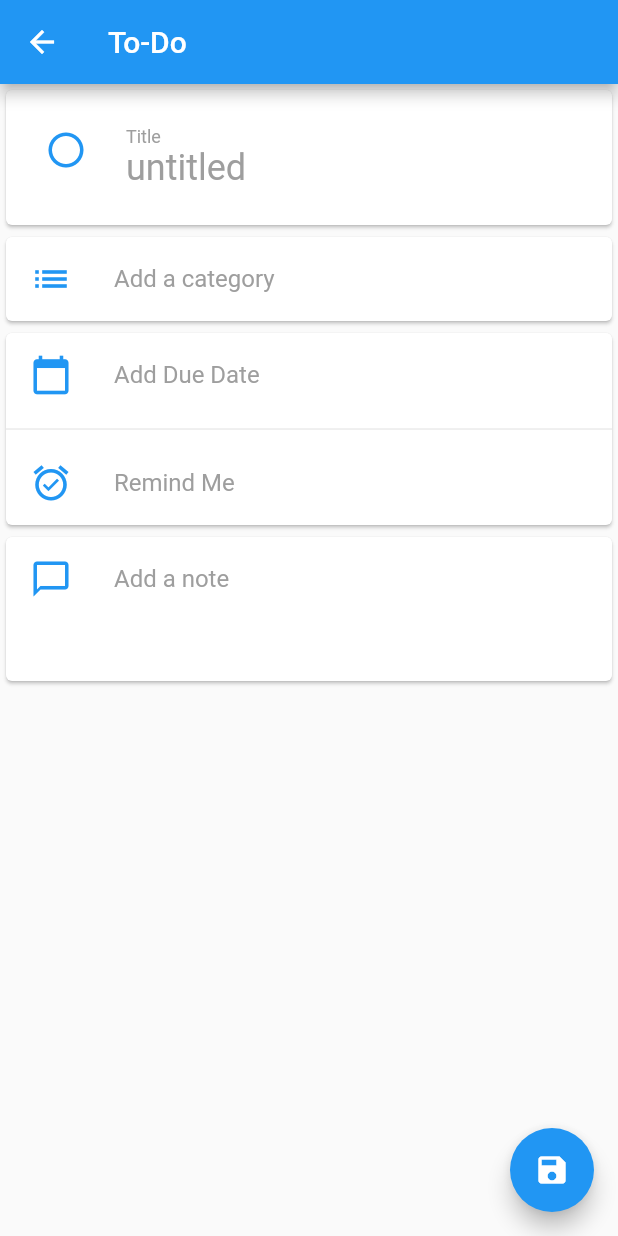
After one commit to clean-apps/CleanToDO, a Flutter app: the TaskAdd screen opened directly, on a phone screen of 412 x 824 dp. The commit adds this screen. Run offline on Flutter 3.47's test engine with Material 2 defaults, Android fonts, the phone set to English and light mode, and no system bars.

Commit message:
added dismisable, working on add new task

```diff
--- /dev/null
+++ b/lib/detail/TaskAdd.dart
@@ -0,0 +1,177 @@
+import 'package:flutter/material.dart';
+import 'package:clean_todo/beans/Task.dart';
+import 'package:clean_todo/detail/TaskDetailTile.dart';
+import 'package:clean_todo/detail/DummyInputDialog.dart';
+import 'package:clean_todo/beans/Category.dart';
+
+class TaskAdd extends StatelessWidget {
+
+  TaskAdd({ this.addTask });
+
+  String title ;
+  String category ;
+  String deadline ;
+  String reminder ;
+  String notes ;
+  bool completed = false ;
+
+  final ValueChanged<Task> addTask ;
+
+  Widget getStatusIcon( bool completed, context ){
+
+    return completed ?
+              new CircleAvatar( child: new Icon( Icons.check, color: Colors.white, size: 14.0, ),
+                                backgroundColor: Theme.of(context).primaryColor,
+                                radius: 12.0, ) :
+              new Icon( Icons.radio_button_unchecked, size: 28.0, color: Theme.of(context).primaryColor, );
+
+  }
+
+  @override
+  Widget build(BuildContext context) {
+
+    return new Scaffold(
+
+      appBar: new AppBar(
+        title: new Text( 'To-Do' ),
+      ),
+
+      body: new Column(
+
+        children: <Widget>[
+
+            new Card(
+              child: new Column(
+
+
+                children: <Widget>[
+
+                  new ListTile(
+
+                    leading: new IconButton(
+                        icon:  getStatusIcon( this.completed, context ),
+                        onPressed: (){
+                          this.completed ? this.completed = false : this.completed = true ;
+                        },
+                    ),
+
+                    title: new Padding(
+
+                      padding: new EdgeInsets.only( top : 20.0, bottom: 20.0 ),
+                      child: new Column(
+
+                        crossAxisAlignment: CrossAxisAlignment.start,
+                        children: <Widget>[
+
+                          new Text( 'Title', style: new TextStyle( fontSize: 12.0, color: Colors.grey ), ),
+                          this.title == null ?
+                                              new Text( 'untitled', style: new TextStyle( fontSize: 24.0, color: Colors.grey ), ) :
+                                              new Text( this.title, style: new TextStyle( fontSize: 24.0, ) ),
+
+                        ],
+
+                      ) ,
+                    ),
+
+                    onTap: (){
+                      showDialog(
+                        context: context,
+                        child: new DummyInputDialog(
+                          title: 'Title',
+                          content: this.title,
+                          updateContent: (content){
+                              this.title = content;
+                          },
+                        ),
+                      );
+                    },
+                  )
+
+                ],
+              ),
+            ),
+
+            new Card(
+              child: new Column(
+
+                children: <Widget>[
+
+                  new TaskDetailTile(
+                    text: this.category,
+                    hint: 'Add a category',
+                    icon: Icons.list,
+                    updateContent: (content){
+                      this.category = content;
+                    },
+                  ),
+
+                ],
+
+              ),
+            ),
+
+            new Card(
+              child: new Column(
+
+                children: <Widget>[
+
+                  new TaskDetailTile(
+                    text: this.deadline,
+                    hint: 'Add Due Date',
+                    icon: Icons.calendar_today,
+                    updateContent: (content){
+                        this.deadline = content;
+                    },
+                  ),
+
+                  new Divider(),
+
+                  new TaskDetailTile(
+                    text: this.reminder,
+                    hint: 'Remind Me',
+                    icon: Icons.alarm_on,
+                    updateContent: (content){
+                        this.reminder = content;
+                    },
+                  ),
+
+                ],
+
+              ),
+            ),
+
+            new Card(
+              child: new Padding(
+                padding: new EdgeInsets.only(bottom: 40.0),
+                child: new TaskDetailTile(
+                    text: this.notes,
+                    hint: 'Add a note',
+                    icon: Icons.chat_bubble_outline,
+                    updateContent: (content){
+                        this.notes = content;
+                    },
+                  ),
+              )
+
+            ),
+        ],
+
+      ),
+
+      floatingActionButton: new FloatingActionButton(
+              child: new Icon(Icons.save),
+              onPressed: () => this.addTask(
+                new Task(
+                  title: title,
+                  reminder: reminder,
+                  deadline: deadline,
+                  notes: notes,
+                  category: new Category( text: category )
+                )
+              )
+            ),
+
+    );
+  }
+
+}
```
Also changed, not shown: lib/lists/LeaveBehindView.dart (added, +54 -0 lines), lib/lists/TaskTile.dart (+19 -4 lines), lib/lists/TasksList.dart (+6 -2 lines), lib/lists/TasksPage.dart (+13 -5 lines).
